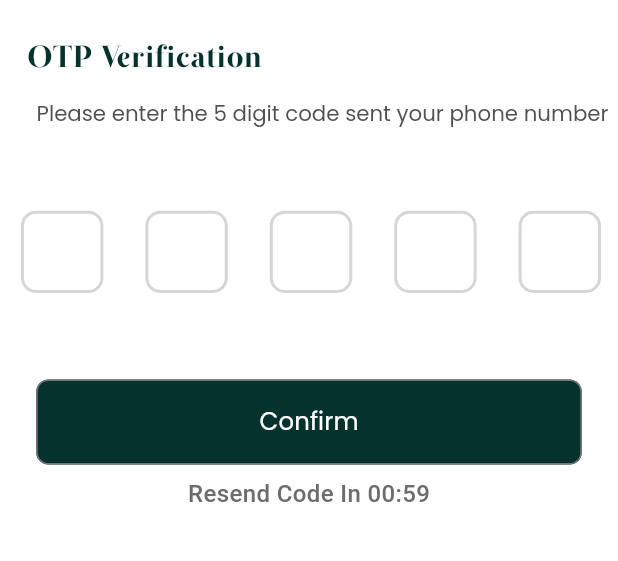
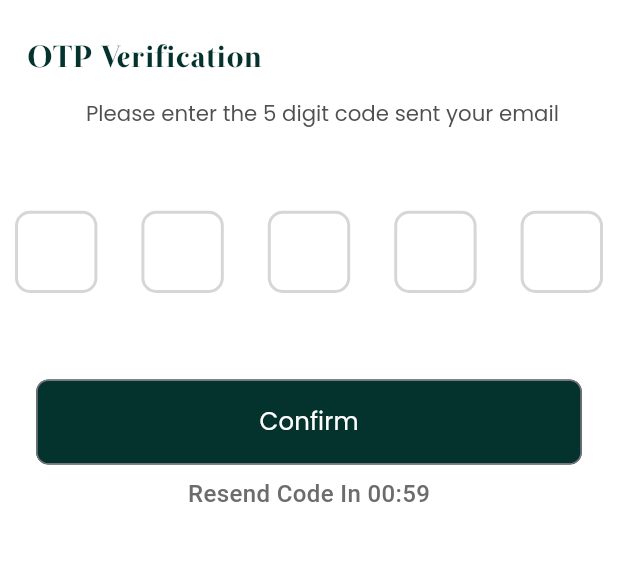
Before and after one commit to hamed12232/Animooo_App, a Flutter app: the Otpverificationscreen screen opened directly with empty values, on a phone screen of 412 x 824 dp, the part 58-619 px from its top. Run offline on Flutter 3.47's test engine with Material 3 defaults, Android fonts, the phone set to English and light mode, and no system bars; drawn by our look-alikes of pin_code_fields; our stand-ins replace connectivity_plus, dartz, dio, dotted_border, flutter_bloc, flutter_screenutil and 2 more.

```diff
--- a/lib/features/auth/signUp/view_models/otp_state.dart
+++ b/lib/features/auth/signUp/view_models/otp_state.dart
@@ -1,22 +1,30 @@
 import 'package:animoo_app/features/auth/login/models/login_model.dart';
 
-abstract class OtpState {}
+abstract class OtpState {
+  final String code;
+  const OtpState({this.code = ""});
+}
 
 class OtpInitial extends OtpState {
-    String code;
-    OtpInitial({this.code=""});
-
+  const OtpInitial({super.code});
 }
 
-class OtpLoading extends OtpState {}
+class OtpLoading extends OtpState {
+  const OtpLoading({required super.code});
+}
 
 class OtpSuccess extends OtpState {
   final LoginModel loginModel;
-  OtpSuccess(this.loginModel);
-
+  const OtpSuccess({
+    required this.loginModel,
+    required super.code,
+  });
 }
 
 class OtpError extends OtpState {
   final String message;
-  OtpError(this.message);
+  const OtpError({
+    required this.message,
+    required super.code,
+  });
 }
--- a/lib/features/auth/signUp/view_models/signup_viewmodel.dart
+++ b/lib/features/auth/signUp/view_models/signup_viewmodel.dart
@@ -1,4 +1,5 @@
 // import 'dart:developer';
+import 'dart:developer';
 import 'dart:io';
 
 import 'package:animoo_app/features/auth/signUp/repo/signup_repository_impl.dart';
@@ -42,6 +43,7 @@ class SignupViewmodel extends Cubit<SignupState> {
       imageFile!.path,
       passwordEditingController.text,
     );
+    log(response.toString());
     response.fold(
       (failure) => emit(SignupError(failure.error.toString())),
       (authResponse) => emit(SignupSuccess(authResponse: authResponse)),
--- a/lib/features/auth/signUp/views/screen/otpVerificationScreen.dart
+++ b/lib/features/auth/signUp/views/screen/otpVerificationScreen.dart
@@ -46,7 +46,7 @@ class _OtpverificationscreenState extends State<Otpverificationscreen> {
               }
             },
             builder: (BuildContext context, state) {
-              String code = state is OtpInitial ? state.code : "";
+              String code = state.code;
               if (state is OtpLoading) {
                 return const Center(child: CircularProgressIndicator());
               }
@@ -56,8 +56,7 @@ class _OtpverificationscreenState extends State<Otpverificationscreen> {
                   VerticalSpace(height: AppHeight.h16),
                   CustomTitleAndSubTitleVerficiation(
                     title: "OTP Verification",
-                    subtitle:
-                        "Please enter the 5 digit code sent your phone number",
+                    subtitle: "Please enter the 5 digit code sent your email",
                   ),
                   VerticalSpace(height: AppHeight.h54),
                   CustomPinCodeTextField(
--- a/lib/features/auth/signUp/views/screen/signUpScreen.dart
+++ b/lib/features/auth/signUp/views/screen/signUpScreen.dart
@@ -68,7 +68,7 @@ class _SignupscreenState extends State<Signupscreen> {
             listener: (BuildContext context, state) {
               if (state is SignupSuccess) {
                 ScaffoldMessenger.of(context).showSnackBar(
-                  SnackBar(content: Text(state.authResponse.message!)),
+                  SnackBar(content: Text(state.authResponse.alert!)),
                 );
                 Navigator.of(
                   context,
--- a/lib/features/auth/signUp/views/widget/custom_pin_code_text_field.dart
+++ b/lib/features/auth/signUp/views/widget/custom_pin_code_text_field.dart
@@ -43,7 +43,7 @@ class CustomPinCodeTextField extends StatelessWidget {
         fieldHeight: AppHeight.h54,
         fieldWidth: AppWidth.w50,
         fieldOuterPadding: const EdgeInsets.symmetric(
-          horizontal: PAdding.kPadding14,
+          horizontal: PAdding.kPadding10,
         ),
       ),
       animationDuration: const Duration(milliseconds: 300),
```
Also changed, not shown: lib/core/api/dio_services.dart (+6 -5 lines), lib/core/errors/failures.dart (+27 -11 lines), lib/features/auth/signUp/view_models/otp_viewmodel.dart (+14 -11 lines).
